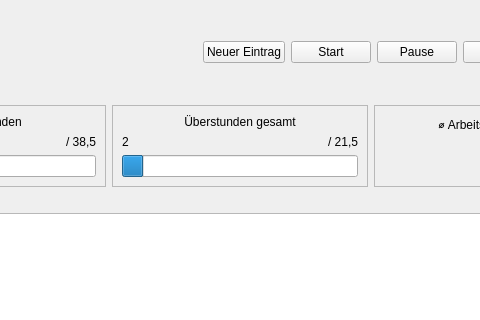
First picture: the form in HR_Managment_System_Application/timetracker.ui, repository MehmetMertt/twentyONE_HR_System, before the edit; both pictures show x 160 to 640 and y 0 to 320 of the 800 by 600 pixel window.
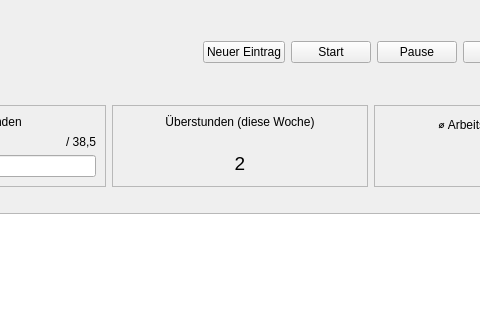
Second picture: the form after the edit.

The edit to the form file:
```diff
--- a/HR_Managment_System_Application/timetracker.ui
+++ b/HR_Managment_System_Application/timetracker.ui
@@ -276,10 +276,10 @@
           <item>
            <widget class="QLabel" name="label_ueberstunden">
             <property name="text">
-             <string>Überstunden gesamt</string>
+             <string>Überstunden (diese Woche)</string>
             </property>
             <property name="alignment">
-             <set>Qt::AlignCenter</set>
+             <set>Qt::AlignHCenter|Qt::AlignTop</set>
             </property>
             <property name="labeltype" stdset="0">
              <string>data_header</string>
@@ -287,48 +287,17 @@
            </widget>
           </item>
           <item>
-           <layout class="QHBoxLayout" name="horizontalLayout_4">
-            <item>
-             <widget class="QLabel" name="ueberstunden_aktuell">
-              <property name="text">
-               <string>2</string>
-              </property>
-              <property name="alignment">
-               <set>Qt::AlignLeading|Qt::AlignLeft|Qt::AlignVCenter</set>
-              </property>
-              <property name="labeltype" stdset="0">
-               <string>current_value</string>
-              </property>
-             </widget>
-            </item>
-            <item>
-             <widget class="QLabel" name="ueberstunden_max">
-              <property name="text">
-               <string>/ 21,5</string>
-              </property>
-              <property name="alignment">
-               <set>Qt::AlignRight|Qt::AlignTrailing|Qt::AlignVCenter</set>
-              </property>
-              <property name="labeltype" stdset="0">
-               <string>max_value</string>
-              </property>
-             </widget>
-            </item>
-           </layout>
-          </item>
-          <item>
-           <widget class="QProgressBar" name="progress_ueberstunden">
-            <property name="sizePolicy">
-             <sizepolicy hsizetype="Preferred" vsizetype="Preferred">
-              <horstretch>0</horstretch>
-              <verstretch>0</verstretch>
-             </sizepolicy>
+           <widget class="QLabel" name="ueberstunden_aktuell">
+            <property name="font">
+             <font>
+              <pointsize>14</pointsize>
+             </font>
             </property>
-            <property name="value">
-             <number>9</number>
+            <property name="text">
+             <string>2</string>
             </property>
-            <property name="textVisible">
-             <bool>false</bool>
+            <property name="alignment">
+             <set>Qt::AlignCenter</set>
             </property>
            </widget>
           </item>
```
Left out of the diff: 3 changed lines with no effect on the pictures.
